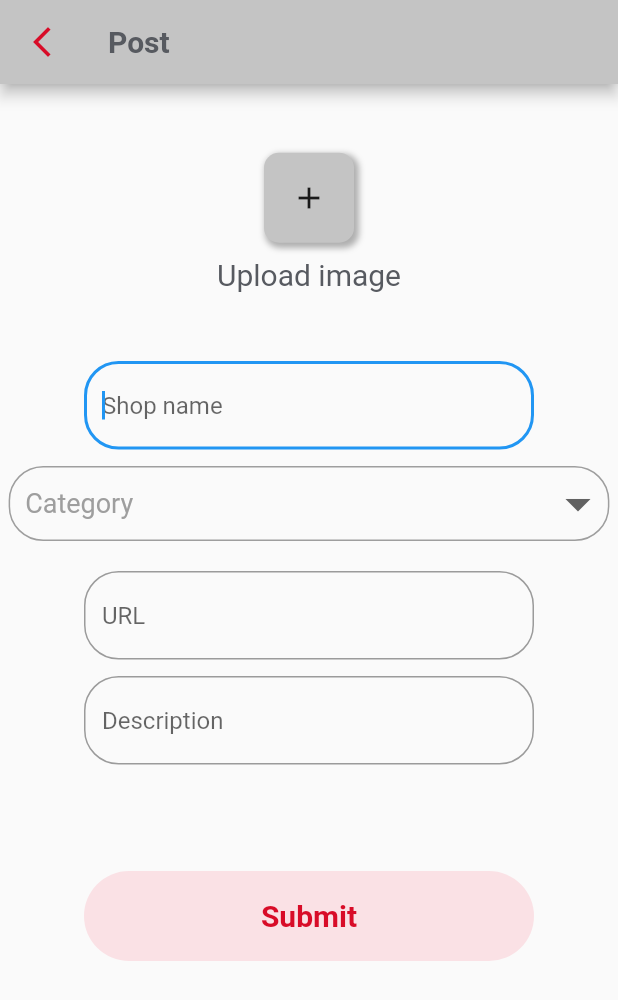
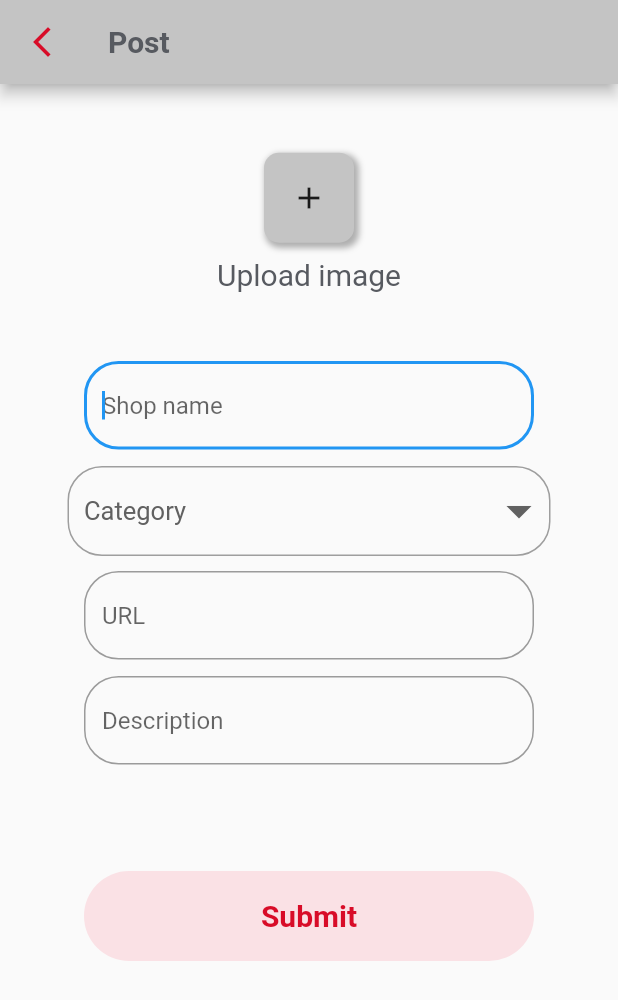
Before and after one commit to naoyuki1115/wovenlog, a Flutter app: the screen it shows after launch, after a tap on the "add" icon, on a phone screen of 412 x 824 dp. Shown: the top 1000 px of the screen. Run offline on Flutter 3.47's test engine with Material 2 defaults, Android fonts, the phone set to English and light mode, and no system bars; our stand-ins replace flutter_svg, image_gallery_saver, image_picker.

Commit message:
my trouble code 2

```diff
--- a/lib/screens/spot_post_screen.dart
+++ b/lib/screens/spot_post_screen.dart
@@ -5,6 +5,11 @@ import 'package:wovenlog/constants.dart';
 import 'package:wovenlog/dummy_data/category_list.dart';
 import 'package:wovenlog/screens/spot_list_screen.dart';
 import 'dart:io';
+import 'dart:async';
+import 'dart:typed_data';
+import 'package:image_gallery_saver/image_gallery_saver.dart';
+import 'package:image_picker/image_picker.dart';
+import 'package:path_provider/path_provider.dart';
 // import 'package:wovenlog/screens/spot_list_screen.dart';
 
 void main() {
@@ -121,8 +126,10 @@ class _AddProfileState extends State<AddProfile> {
           Padding(
             // padding: const EdgeInsets.only(left: 30),
             // alignment: const Alignment(-1, 0),
-            padding: const EdgeInsets.only(left: 5.75, right: 5.75),
+            padding: const EdgeInsets.only(left: 45, right: 45),
             child: Container(
+                height: 60,
+                alignment: Alignment(0, 0),
                 padding: EdgeInsets.only(left: 10),
                 decoration: BoxDecoration(
                     border: Border.all(color: Colors.grey),
@@ -130,7 +137,7 @@ class _AddProfileState extends State<AddProfile> {
                 child: PullDownButton()),
           ),
           const SizedBox(
-            height: 20,
+            height: 10,
           ),
           SizedBox(
             width: 300,
@@ -230,14 +237,14 @@ class _PullDownButtonState extends State<PullDownButton> {
     return DropdownButton(
       hint: const Text(
         "Category",
-        style: TextStyle(fontSize: 18, color: Colors.grey),
+        style: TextStyle(fontSize: 17, color: Color.fromARGB(255, 97, 97, 97)),
       ),
       isExpanded: true,
-      // value：DropdownButtonウェィジェットにて使用する値、_selectedCategoryをそれと定義
+      // vColor.fromARGB(255, 114, 114, 114)る値、_selectedCategoryをそれと定義
       value: selectedCategory,
       icon: Icon(Icons.arrow_drop_down),
       iconSize: 40,
-      style: TextStyle(color: kFontColor, fontSize: 20),
+      style: const TextStyle(color: kFontColor, fontSize: 20),
       underline: Container(),
       // newValue=onChangedにて使用する引数
       onChanged: (newvalue) {
@@ -265,15 +272,15 @@ class AddImage extends StatefulWidget {
 }
 
 class _AddImageState extends State<AddImage> {
-  File? _image;
-  final picker = ImagePicker();
+  XFile? _image;
+  ImagePicker picker = ImagePicker();
 
   Future _getImage() async {
-    final pickedFile = await picker.pickImage(source: ImageSource.gallery);
+    XFile? image = await picker.pickImage(source: ImageSource.gallery);
 
     setState(() {
-      if (pickedFile != null) {
-        _image = File(pickedFile.path);
+      if (image != null) {
+        _image = XFile(image.path);
       } else {
         const Text('No image selected.');
       }
--- a/pubspec.yaml
+++ b/pubspec.yaml
@@ -36,6 +36,9 @@ dependencies:
   # Use with the CupertinoIcons class for iOS style icons.
   cupertino_icons: ^1.0.4
   image_picker: ^0.8.4+9
+  image_gallery_saver: ^1.7.1
+  path_provider: ^2.0.7
+  multi_image_picker: any
 
 dev_dependencies:
   flutter_test:
```
Also changed, not shown: pubspec.lock, 1 other file.
